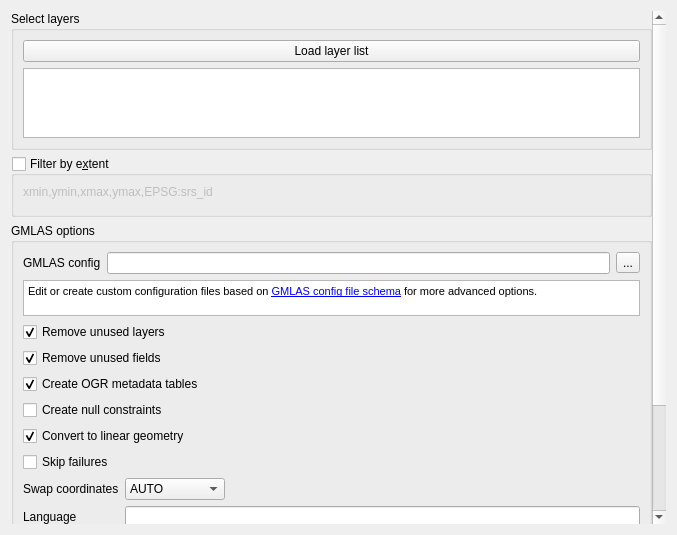
Above: gml_application_schema_toolbox/ui/import_gmlas_panel.ui from BRGM/gml_application_schema_toolbox before the change. Below: the same form after it.
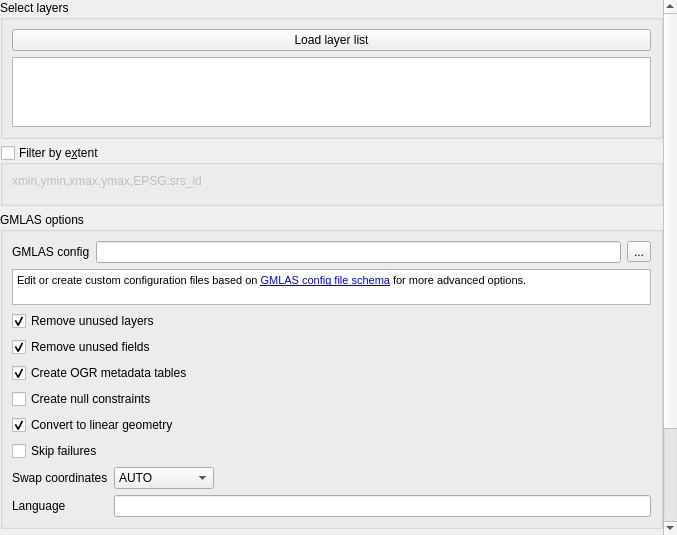
That is the form after the change. Custom widgets are drawn as their Qt base class.

Commit message: Fix layout margins

Patch:
```diff
--- a/gml_application_schema_toolbox/ui/import_gmlas_panel.ui
+++ b/gml_application_schema_toolbox/ui/import_gmlas_panel.ui
@@ -14,6 +14,18 @@
    <string>Dialog</string>
   </property>
   <layout class="QVBoxLayout" name="verticalLayout">
+   <property name="leftMargin">
+    <number>0</number>
+   </property>
+   <property name="topMargin">
+    <number>0</number>
+   </property>
+   <property name="rightMargin">
+    <number>0</number>
+   </property>
+   <property name="bottomMargin">
+    <number>0</number>
+   </property>
    <item>
     <widget class="QScrollArea" name="scrollArea">
      <property name="frameShape">
@@ -36,7 +48,7 @@
        <rect>
         <x>0</x>
         <y>0</y>
-        <width>645</width>
+        <width>663</width>
         <height>706</height>
        </rect>
       </property>
```
